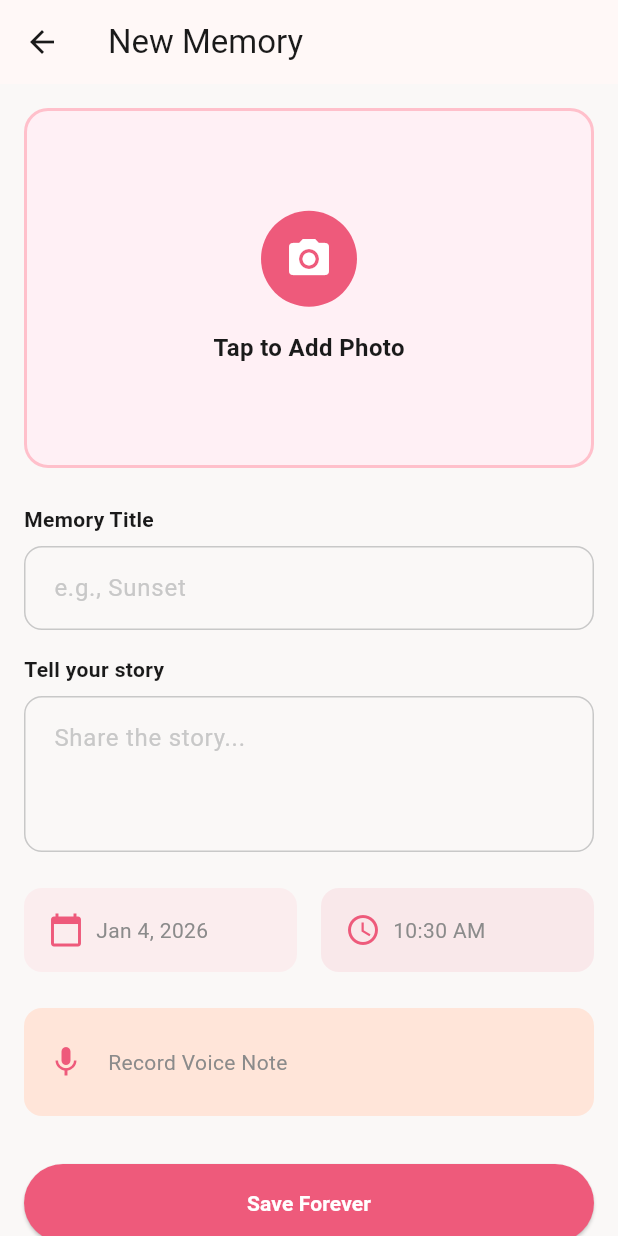
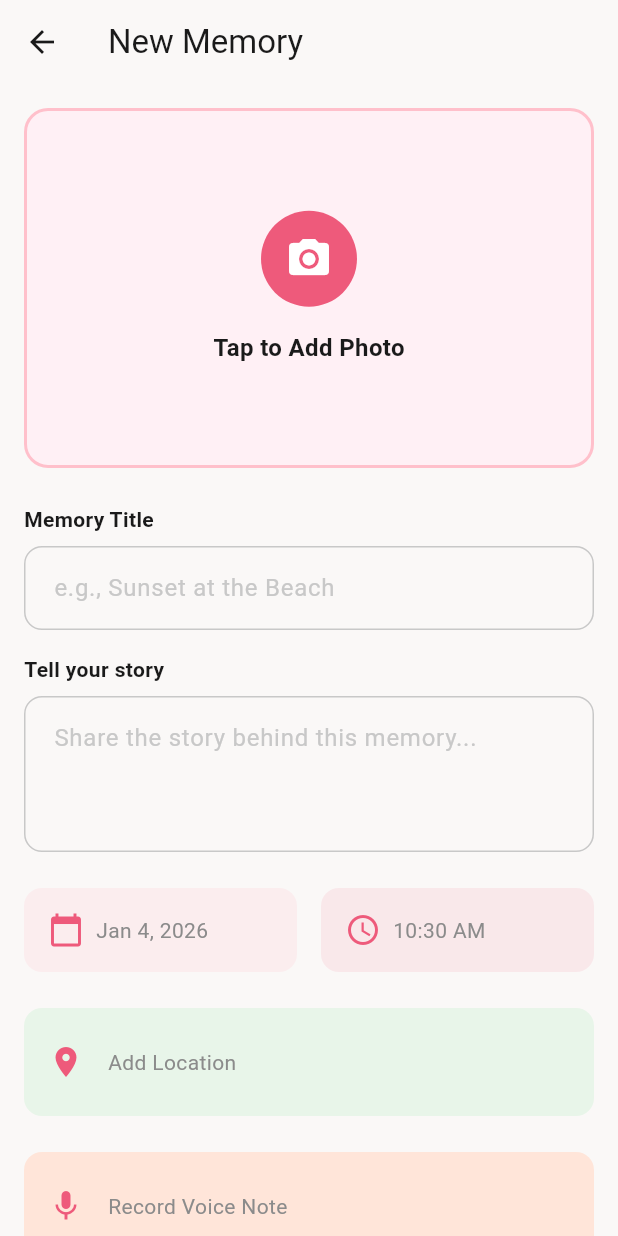
Before and after one commit to Arfwjn/RomanticMemory_app, a Flutter app: the screen it shows once a user with an empty profile is signed in, after a tap on the "add" icon, on a phone screen of 412 x 824 dp. Run offline on Flutter 3.47's test engine with Material 3 defaults, Android fonts, the phone set to English and light mode, and no system bars; our stand-ins replace audioplayers, cached_network_image, geocoding, geolocator, get, image_picker and 2 more; missing offline and left inert: record; accounts and stored records are empty; network calls fail; Roboto replaces fonts that are missing (Poppins).

Commit message:
memperbaiki run

```diff
--- a/lib/controllers/memory_controller.dart
+++ b/lib/controllers/memory_controller.dart
@@ -24,7 +24,7 @@ class MemoryController extends GetxController {
   }
 
   /// Load all memories from database
-  void loadMemories() async {
+  Future<void> loadMemories() async {
     isLoading(true);
     try {
       final data = await databaseService.getMemories(userId);
@@ -167,6 +167,7 @@ class MemoryController extends GetxController {
   }
 
   /// Refresh memories
+  @override
   Future<void> refresh() async {
     await loadMemories();
   }
--- a/lib/screens/add_memory_screen.dart
+++ b/lib/screens/add_memory_screen.dart
@@ -1,14 +1,14 @@
+// lib/screens/add_memory_screen.dart
 import 'package:flutter/material.dart';
 import 'package:get/get.dart';
 import 'package:image_picker/image_picker.dart';
 import 'package:intl/intl.dart';
 import 'dart:io';
 import '../controllers/memory_controller.dart';
-// import '../controllers/auth_controller.dart'; // Hapus atau comment jika belum ada
 import '../models/memory.dart';
 import '../services/audio_service.dart';
 import '../services/location_service.dart';
-import '../services/database_service.dart'; // Ganti ke DatabaseService
+import '../services/database_service.dart';
 import '../widgets/custom_button.dart';
 import '../widgets/custom_text_field.dart';
 import '../utils/constants.dart';
@@ -24,9 +24,8 @@ class AddMemoryScreen extends StatefulWidget {
 class _AddMemoryScreenState extends State<AddMemoryScreen> {
   final formKey = GlobalKey<FormState>();
   final imagePicker = ImagePicker();
-  final databaseService = DatabaseService(); // Ganti ke DatabaseService
+  final databaseService = DatabaseService();
   final memoryController = Get.find<MemoryController>();
-  // final authController = Get.find<AuthController>(); // Comment dulu
 
   late TextEditingController titleController;
   late TextEditingController descriptionController;
@@ -137,20 +136,20 @@ class _AddMemoryScreenState extends State<AddMemoryScreen> {
     setState(() => isSaving = true);
 
     try {
-      // Simpan path lokal saja, tidak perlu upload ke Firebase
       String? imageUrl = selectedImage?.path;
       String? audioUrl = recordingPath;
 
       double? latitude;
       double? longitude;
 
-      // Opsional: Validasi lokasi jika perlu
       if (currentLocation != null && currentLocation!.isNotEmpty) {
         try {
           final latLng =
               await LocationService.getCoordinatesFromAddress(currentLocation!);
-          latitude = latLng?.latitude;
-          longitude = latLng?.longitude;
+          if (latLng != null) {
+            latitude = latLng.latitude;
+            longitude = latLng.longitude;
+          }
         } catch (e) {
           print("Location coordinate error: $e");
         }
@@ -165,7 +164,7 @@ class _AddMemoryScreenState extends State<AddMemoryScreen> {
       );
 
       final memory = Memory(
-        userId: 'local_user', // Hardcode user id untuk lokal
+        userId: 'local_user',
         title: titleController.text,
         description: descriptionController.text,
         imageUrl: imageUrl,
@@ -177,7 +176,7 @@ class _AddMemoryScreenState extends State<AddMemoryScreen> {
       );
 
       await databaseService.createMemory(memory);
-      memoryController.loadMemories();
+      await memoryController.loadMemories();
 
       Get.back();
       Get.snackbar('Success', 'Memory saved successfully!',
@@ -190,7 +189,6 @@ class _AddMemoryScreenState extends State<AddMemoryScreen> {
     }
   }
 
-  // ... (Sisa kode Dispose dan Build UI tetap sama seperti file asli Anda)
   @override
   void dispose() {
     titleController.dispose();
@@ -203,12 +201,11 @@ class _AddMemoryScreenState extends State<AddMemoryScreen> {
 
   @override
   Widget build(BuildContext context) {
-    // ... Copy paste bagian build dari file asli Anda di sini ...
-    // Pastikan import di atas sudah benar. Kode UI Anda tidak perlu diubah signifikan.
     return Scaffold(
       backgroundColor: AppColors.background,
       appBar: AppBar(
-        // ... kode appbar sama ...
+        backgroundColor: AppColors.background,
+        elevation: 0,
         title: const Text('New Memory',
             style: TextStyle(color: AppColors.darkText)),
         leading: IconButton(
@@ -223,12 +220,12 @@ class _AddMemoryScreenState extends State<AddMemoryScreen> {
             child: Column(
               crossAxisAlignment: CrossAxisAlignment.start,
               children: [
-                // Bagian Photo
+                // Photo Section
                 GestureDetector(
                   onTap: _pickImage,
                   child: Container(
                     height: 240,
-                    width: double.infinity, // Tambahkan width infinity
+                    width: double.infinity,
                     decoration: BoxDecoration(
                       color: AppColors.lightPink,
                       borderRadius: BorderRadius.circular(AppRadius.lg),
@@ -261,23 +258,27 @@ class _AddMemoryScreenState extends State<AddMemoryScreen> {
                           ),
                   ),
                 ),
-                // ... Sisa UI sama persis dengan kode Anda ...
                 const SizedBox(height: AppSpacing.lg),
+
+                // Title Field
                 CustomTextField(
                     label: 'Memory Title',
-                    hint: 'e.g., Sunset',
+                    hint: 'e.g., Sunset at the Beach',
                     controller: titleController,
                     validator: Validators.validateTitle),
                 const SizedBox(height: AppSpacing.md),
+
+                // Description Field
                 CustomTextField(
                     label: 'Tell your story',
-                    hint: 'Share the story...',
+                    hint: 'Share the story behind this memory...',
                     controller: descriptionController,
                     maxLines: 4,
                     minLines: 3,
                     validator: Validators.validateDescription),
                 const SizedBox(height: AppSpacing.lg),
-                // Date logic... (sama)
+
+                // Date and Time Pickers
                 Row(
                   children: [
                     Expanded(
@@ -293,7 +294,7 @@ class _AddMemoryScreenState extends State<AddMemoryScreen> {
                             const Icon(Icons.calendar_today,
                                 color: AppColors.primary),
                             const SizedBox(width: AppSpacing.sm),
-                            Text(dateController.text)
+                            Expanded(child: Text(dateController.text))
                           ]),
                         ),
                       ),
@@ -312,15 +313,36 @@ class _AddMemoryScreenState extends State<AddMemoryScreen> {
                             const Icon(Icons.schedule,
                                 color: AppColors.primary),
                             const SizedBox(width: AppSpacing.sm),
-                            Text(timeController.text)
+                            Expanded(child: Text(timeController.text))
                           ]),
                         ),
                       ),
                     ),
                   ],
                 ),
-                // Location and Audio UI logic... (sama)
                 const SizedBox(height: AppSpacing.lg),
+
+                // Location Button
+                GestureDetector(
+                  onTap: _getCurrentLocation,
+                  child: Container(
+                    padding: const EdgeInsets.symmetric(
+                        horizontal: AppSpacing.md, vertical: AppSpacing.lg),
+                    decoration: BoxDecoration(
+                        color: AppColors.lightGreen,
+                        borderRadius: BorderRadius.circular(AppRadius.md)),
+                    child: Row(children: [
+                      const Icon(Icons.location_on, color: AppColors.primary),
+                      const SizedBox(width: AppSpacing.md),
+                      Expanded(
+                        child: Text(currentLocation ?? 'Add Location'),
+                      )
+                    ]),
+                  ),
+                ),
+                const SizedBox(height: AppSpacing.lg),
+
+                // Audio Recording
                 GestureDetector(
                   onTap: isRecording ? _stopRecording : _startRecording,
                   child: Container(
@@ -335,11 +357,17 @@ class _AddMemoryScreenState extends State<AddMemoryScreen> {
                       Icon(isRecording ? Icons.stop : Icons.mic,
                           color: AppColors.primary),
                       const SizedBox(width: AppSpacing.md),
-                      Text(isRecording ? 'Stop Recording' : 'Record Voice Note')
+                      Text(isRecording
+                          ? 'Stop Recording'
+                          : recordingPath != null
+                              ? 'Audio Recorded ✓'
+                              : 'Record Voice Note')
                     ]),
                   ),
                 ),
                 const SizedBox(height: AppSpacing.xl),
+
+                // Save Button
                 CustomButton(
                     label: 'Save Forever',
                     onPressed: _saveMemory,
--- a/lib/screens/dashboard_screen.dart
+++ b/lib/screens/dashboard_screen.dart
@@ -1,5 +1,6 @@
 import 'package:flutter/material.dart';
 import 'package:get/get.dart';
+import 'package:flutter_staggered_grid_view/flutter_staggered_grid_view.dart';
 import '../controllers/memory_controller.dart';
 import '../controllers/auth_controller.dart';
 import '../widgets/memory_card.dart';
--- /dev/null
+++ b/lib/services/firebase_service.dart
@@ -0,0 +1,54 @@
+// lib/services/firebase_service.dart
+// Stub service untuk compatibility - tidak digunakan secara aktif
+
+import 'package:shared_preferences/shared_preferences.dart';
+import '../models/user.dart';
+
+class FirebaseService {
+  static const String _userIdKey = 'user_id';
+  static const String _isLoggedInKey = 'is_logged_in';
+
+  /// Check if user is logged in (always true untuk single user app)
+  Future<bool> isLoggedIn() async {
+    final prefs = await SharedPreferences.getInstance();
+    return prefs.getBool(_isLoggedInKey) ?? false;
+  }
+
+  /// Get current user ID (hardcoded untuk single user)
+  String? getCurrentUserId() {
+    return 'local_user';
+  }
+
+  /// Sign up (auto-login untuk single user)
+  Future<User?> signUp(
+      String email, String password, String displayName) async {
+    final prefs = await SharedPreferences.getInstance();
+    await prefs.setBool(_isLoggedInKey, true);
+    await prefs.setString(_userIdKey, 'local_user');
+
+    return User(
+      id: 'local_user',
+      email: email,
+      displayName: displayName,
+    );
+  }
+
+  /// Sign in (auto-login untuk single user)
+  Future<User?> signIn(String email, String password) async {
+    final prefs = await SharedPreferences.getInstance();
+    await prefs.setBool(_isLoggedInKey, true);
+    await prefs.setString(_userIdKey, 'local_user');
+
+    return User(
+      id: 'local_user',
+      email: email,
+      displayName: 'User',
+    );
+  }
+
+  /// Sign out
+  Future<void> signOut() async {
+    final prefs = await SharedPreferences.getInstance();
+    await prefs.setBool(_isLoggedInKey, false);
+  }
+}
--- a/lib/widgets/memory_card.dart
+++ b/lib/widgets/memory_card.dart
@@ -25,7 +25,6 @@ class MemoryCard extends StatelessWidget {
           borderRadius: BorderRadius.circular(AppRadius.lg),
           boxShadow: const [AppShadows.subtle],
           color: AppColors.cardBackground,
-          overflow: Clip.antiAlias,
         ),
         child: Column(
           crossAxisAlignment: CrossAxisAlignment.start,
--- a/pubspec.yaml
+++ b/pubspec.yaml
@@ -29,13 +29,15 @@ dependencies:
 
   # Audio (UPDATE VERSI INI)
   audioplayers: ^5.2.0
-  record: ^5.0.0
+  record: ^6.1.2
 
   # UI Utilities
   intl: ^0.19.0
   cupertino_icons: ^1.0.2
   cached_network_image: ^3.3.0
   uuid: ^4.0.0
+  flutter_staggered_grid_view: ^0.7.0
+  shared_preferences: ^2.5.3
 
 dev_dependencies:
   flutter_test:
```
Also changed, not shown: pubspec.lock, 2 other files.
